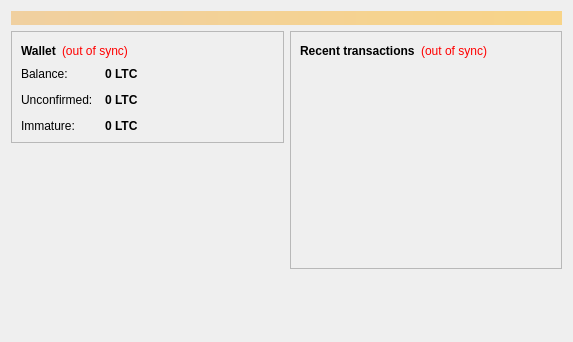
Above: src/qt/forms/overviewpage.ui from kraxis/hideyocoin before the change. Below: the same form after it.
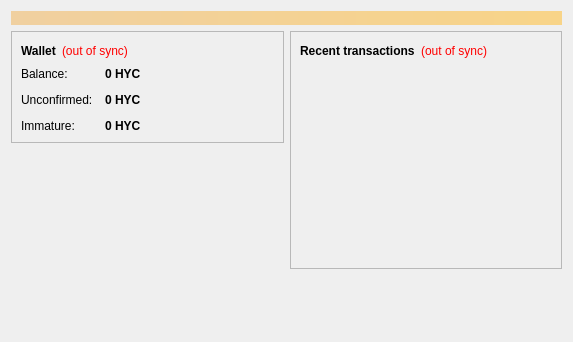
That is the form after the change.

What changed in the file:
```diff
--- a/src/qt/forms/overviewpage.ui
+++ b/src/qt/forms/overviewpage.ui
@@ -122,7 +122,7 @@
                <string>Your current balance</string>
               </property>
               <property name="text">
-               <string notr="true">0 LTC</string>
+               <string notr="true">0 HYC</string>
               </property>
               <property name="textInteractionFlags">
                <set>Qt::LinksAccessibleByMouse|Qt::TextSelectableByKeyboard|Qt::TextSelectableByMouse</set>
@@ -151,7 +151,7 @@
                <string>Total of transactions that have yet to be confirmed, and do not yet count toward the current balance</string>
               </property>
               <property name="text">
-               <string notr="true">0 LTC</string>
+               <string notr="true">0 HYC</string>
               </property>
               <property name="textInteractionFlags">
                <set>Qt::LinksAccessibleByMouse|Qt::TextSelectableByKeyboard|Qt::TextSelectableByMouse</set>
@@ -177,7 +177,7 @@
                <string>Mined balance that has not yet matured</string>
               </property>
               <property name="text">
-               <string notr="true">0 LTC</string>
+               <string notr="true">0 HYC</string>
               </property>
               <property name="textInteractionFlags">
                <set>Qt::LinksAccessibleByMouse|Qt::TextSelectableByKeyboard|Qt::TextSelectableByMouse</set>
```
Left out of the diff: 4 changed lines with no effect on the pictures.
